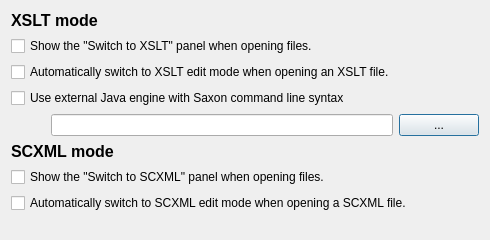
Above: src/config/configureeditmodesdialog.ui from lbellonda/qxmledit before the change. Below: the same form after it.
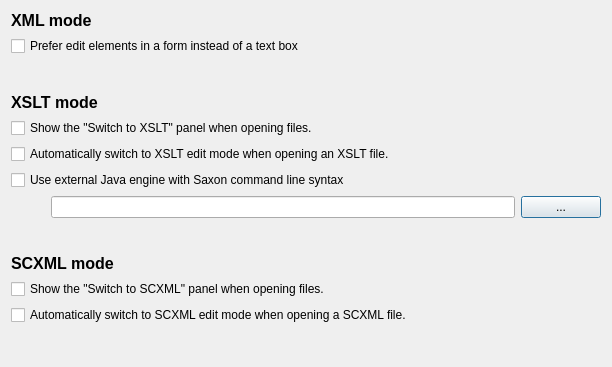
That is the form after the change.

Commit message: b-169: Configuration to edit elements in textual or assisted mode.

What changed in the file:
```diff
--- a/src/config/configureeditmodesdialog.ui
+++ b/src/config/configureeditmodesdialog.ui
@@ -6,14 +6,57 @@
    <rect>
     <x>0</x>
     <y>0</y>
-    <width>490</width>
-    <height>240</height>
+    <width>612</width>
+    <height>367</height>
    </rect>
   </property>
   <property name="windowTitle">
    <string>Dialog</string>
   </property>
   <layout class="QVBoxLayout" name="verticalLayout">
+   <item>
+    <widget class="QLabel" name="label_3">
+     <property name="sizePolicy">
+      <sizepolicy hsizetype="Minimum" vsizetype="Maximum">
+       <horstretch>0</horstretch>
+       <verstretch>0</verstretch>
+      </sizepolicy>
+     </property>
+     <property name="font">
+      <font>
+       <pointsize>12</pointsize>
+       <weight>75</weight>
+       <bold>true</bold>
+      </font>
+     </property>
+     <property name="text">
+      <string>XML mode</string>
+     </property>
+    </widget>
+   </item>
+   <item>
+    <widget class="QCheckBox" name="cbPreferEditAsForm">
+     <property name="text">
+      <string>Prefer edit elements in a form instead of a text box</string>
+     </property>
+    </widget>
+   </item>
+   <item>
+    <spacer name="verticalSpacer_2">
+     <property name="orientation">
+      <enum>Qt::Vertical</enum>
+     </property>
+     <property name="sizeType">
+      <enum>QSizePolicy::Preferred</enum>
+     </property>
+     <property name="sizeHint" stdset="0">
+      <size>
+       <width>20</width>
+       <height>40</height>
+      </size>
+     </property>
+    </spacer>
+   </item>
    <item>
     <widget class="QLabel" name="label">
      <property name="sizePolicy">
@@ -92,6 +135,22 @@
      </item>
     </layout>
    </item>
+   <item>
+    <spacer name="verticalSpacer_3">
+     <property name="orientation">
+      <enum>Qt::Vertical</enum>
+     </property>
+     <property name="sizeType">
+      <enum>QSizePolicy::Preferred</enum>
+     </property>
+     <property name="sizeHint" stdset="0">
+      <size>
+       <width>20</width>
+       <height>40</height>
+      </size>
+     </property>
+    </spacer>
+   </item>
    <item>
     <widget class="QLabel" name="label_2">
      <property name="sizePolicy">
```
The commit also changes 9 other files.
